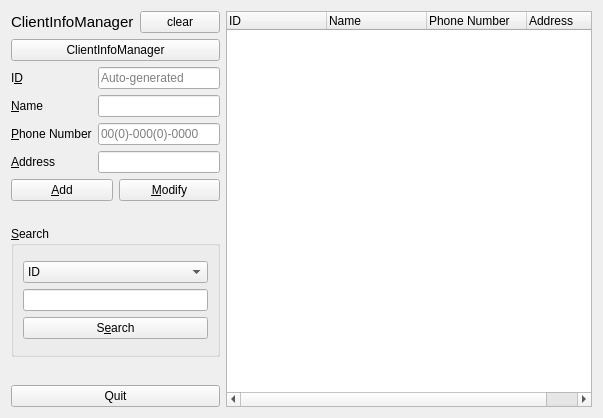
Old version of the form Qt_Project(master)/clientmanagerform.ui in the repository jshs214/Qt_Project.
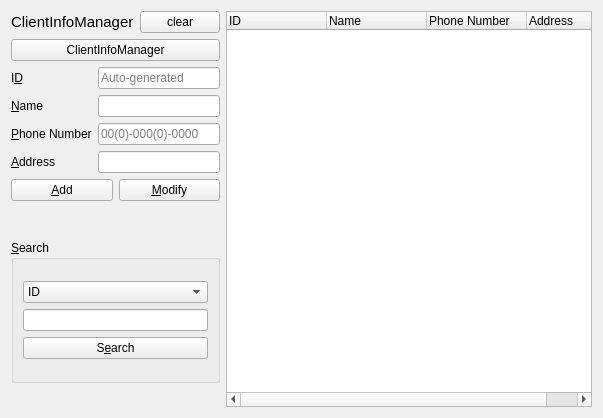
New version of the form. Icons and pictures are not drawn.

Diff of the .ui file:
```diff
--- a/Qt_Project(master)/clientmanagerform.ui
+++ b/Qt_Project(master)/clientmanagerform.ui
@@ -17,7 +17,7 @@
    <item>
     <layout class="QHBoxLayout" name="horizontalLayout" stretch="2,6">
      <item>
-      <layout class="QVBoxLayout" name="verticalLayout_4" stretch="1,0,7,6,1,0">
+      <layout class="QVBoxLayout" name="verticalLayout_4" stretch="1,0,7,6,1">
        <item>
         <layout class="QHBoxLayout" name="horizontalLayout_2">
          <item>
@@ -212,13 +212,6 @@
          </property>
         </spacer>
        </item>
-       <item>
-        <widget class="QPushButton" name="pushButton">
-         <property name="text">
-          <string>Quit</string>
-         </property>
-        </widget>
-       </item>
       </layout>
      </item>
      <item>
```
